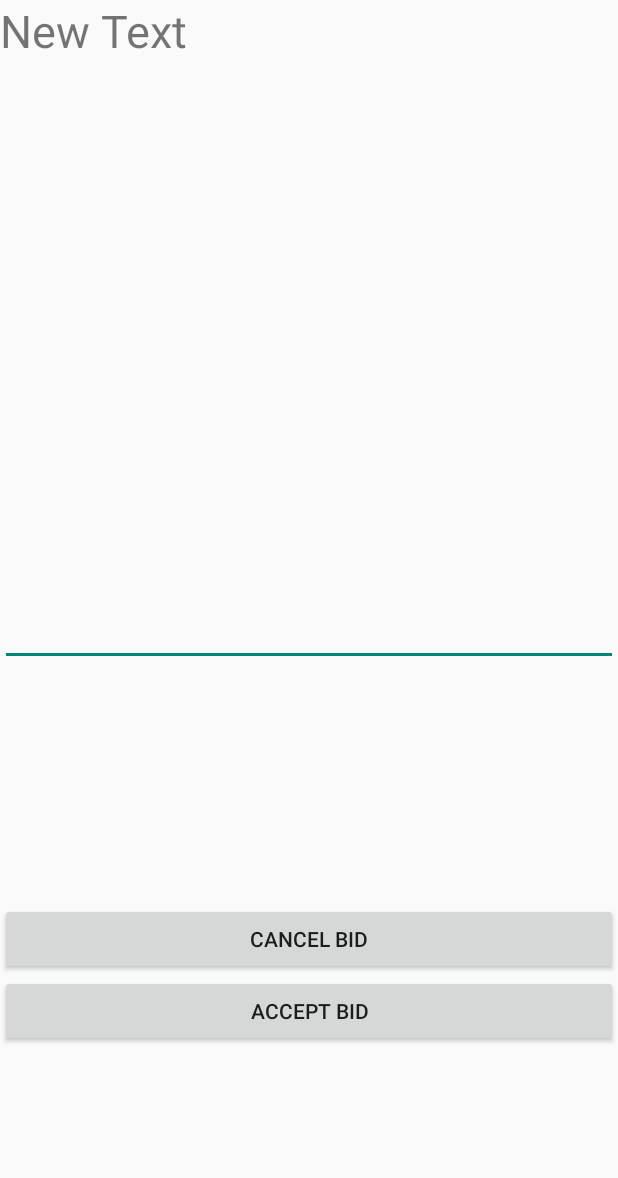
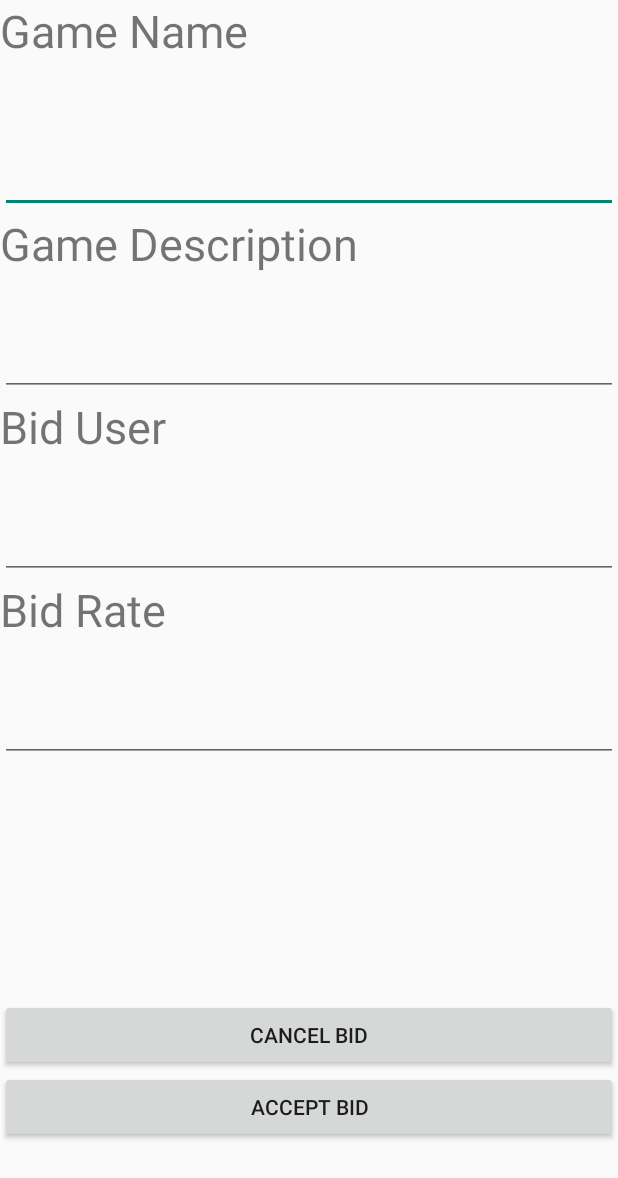
Before and after one commit to CMPUT301W16T14/GameRentals, an Android app: the layout view_bid.xml on its own in the app's theme, with its tools: preview values and no code run, on a phone screen of 412 x 824 dp. Shown: the top 1178 px of the screen. Run offline under Robolectric (Android 15) with nearby library versions, the phone set to English and light mode, and no system bars.

Commit message:
bid stuff

```diff
--- a/GameRentals/app/src/main/AndroidManifest.xml
+++ b/GameRentals/app/src/main/AndroidManifest.xml
@@ -14,6 +14,8 @@
         <activity android:name=".ViewMyGamesActivity" />
         <activity android:name=".AddGameActivity"/>
         <activity android:name=".EditGameActivity"/>
+        <activity android:name=".ViewBidsListActivity"/>
+        <activity android:name=".ViewBidActivity"/>
         <activity android:name=".ProfileMain" android:label="@string/title_activity_profile_main"
             android:parentActivityName=".MainActivity">
             <meta-data android:name="android.support.PARENT_ACTIVITY" android:value="t14.com.GameRentals.MainActivity" />
--- a/GameRentals/app/src/main/java/t14/com/GameRentals/ElasticSearchUsersController.java
+++ b/GameRentals/app/src/main/java/t14/com/GameRentals/ElasticSearchUsersController.java
@@ -15,7 +15,6 @@ import io.searchbox.core.DocumentResult;
 import io.searchbox.core.Index;
 import io.searchbox.core.Search;
 import io.searchbox.core.SearchResult;
-import io.searchbox.core.Update;
 
 /**
  * Created by margaret on 16/3/7.
@@ -39,12 +38,13 @@ public class ElasticSearchUsersController {
             verifyConfig();
             for(User user : params) {
                 String json = gson.toJson(user);
+                Index index = new Index.Builder(json).index("cmput301w16t14").type("try").id(user.getID()).build();
                 try {
-                    DocumentResult execute = client.execute(new Update.Builder(json).index("cmput301w16t14").type("try").build());
+                    DocumentResult execute = client.execute(index);
                     if(execute.isSucceeded()) {
                         user.setID(execute.getId());
                     } else {
-                        Log.e("TODO", "Our insert of user failed, oh no!");
+                        Log.e("TODO", "Our edit of user failed, oh no!");
                     }
                 } catch (IOException e) {
                     e.printStackTrace();
--- a/GameRentals/app/src/main/java/t14/com/GameRentals/MyItemsFragment.java
+++ b/GameRentals/app/src/main/java/t14/com/GameRentals/MyItemsFragment.java
@@ -11,7 +11,6 @@ import android.view.ViewGroup;
 import android.widget.AdapterView;
 import android.widget.ArrayAdapter;
 import android.widget.Button;
-import android.widget.CheckBox;
 import android.widget.ListView;
 import android.widget.RadioButton;
 import android.widget.Toast;
@@ -106,6 +105,7 @@ public class MyItemsFragment extends Fragment implements View.OnClickListener {
                         public void onClick(DialogInterface dialog, int which) {
                             //TODO:Go to view bids activity
                             Intent intent = new Intent(getActivity(), ViewBidsListActivity.class);
+                            intent.putExtra("gamePosition",pos);
                             startActivity(intent);
                         }
                     });
--- a/GameRentals/app/src/main/java/t14/com/GameRentals/User.java
+++ b/GameRentals/app/src/main/java/t14/com/GameRentals/User.java
@@ -9,7 +9,9 @@ import io.searchbox.annotations.JestId;
  */
 public class User implements Serializable{
     @JestId
-    private String id;
+    protected String id;
+
+
     private String userName;
     private String email;
     private String phoneNumber;
--- a/GameRentals/app/src/main/java/t14/com/GameRentals/ViewBidsListActivity.java
+++ b/GameRentals/app/src/main/java/t14/com/GameRentals/ViewBidsListActivity.java
@@ -25,10 +25,10 @@ public class ViewBidsListActivity extends Activity {
     public void onCreate(Bundle SavedInstanceState){
         super.onCreate(SavedInstanceState);
         setContentView(R.layout.view_bids_list);
+        currentUser = UserController.getCurrentUser();
 
         gamePosition = getIntent().getExtras().getInt("gamePosition");
         bidListView = (ListView)findViewById(R.id.bidListView);
-        currentUser = UserController.getCurrentUser();
         bidList = currentUser.getMyGames().getGame(gamePosition).getBidList();
 
         bidListView.setOnItemClickListener(new AdapterView.OnItemClickListener() {
--- a/GameRentals/app/src/main/res/layout/view_bid.xml
+++ b/GameRentals/app/src/main/res/layout/view_bid.xml
@@ -15,7 +15,7 @@
         <TextView
             android:layout_width="wrap_content"
             android:layout_height="wrap_content"
-            android:text="New Text"
+            android:text="Game Name"
             android:id="@+id/textView11"
             android:layout_weight="0.08"
             android:textSize="30dp"
@@ -26,11 +26,53 @@
         <EditText
             android:layout_width="match_parent"
             android:layout_height="wrap_content"
-            android:id="@+id/editText8"
+            android:id="@+id/BidGameName"
             android:layout_alignParentBottom="true"
             android:layout_alignParentLeft="true"
             android:layout_alignParentStart="true"
-            android:layout_weight="0.66" />
+            android:layout_weight="0.17" />
+
+        <TextView
+            android:layout_width="wrap_content"
+            android:layout_height="wrap_content"
+            android:text="Game Description"
+            android:id="@+id/textView"
+            android:layout_weight="0.08"
+            android:textSize="30dp" />
+
+        <EditText
+            android:layout_width="match_parent"
+            android:layout_height="wrap_content"
+            android:id="@+id/BidGameDescription"
+            android:layout_weight="0.08" />
+
+        <TextView
+            android:layout_width="wrap_content"
+            android:layout_height="wrap_content"
+            android:text="Bid User"
+            android:id="@+id/textView2"
+            android:layout_weight="0.08"
+            android:textSize="30dp" />
+
+        <EditText
+            android:layout_width="match_parent"
+            android:layout_height="wrap_content"
+            android:id="@+id/bidUser"
+            android:layout_weight="0.08" />
+
+        <TextView
+            android:layout_width="wrap_content"
+            android:layout_height="wrap_content"
+            android:text="Bid Rate"
+            android:id="@+id/textView13"
+            android:layout_weight="0.08"
+            android:textSize="30dp" />
+
+        <EditText
+            android:layout_width="match_parent"
+            android:layout_height="wrap_content"
+            android:id="@+id/bidRate"
+            android:layout_weight="0.08" />
 
         <Button
             android:layout_width="match_parent"
```
Also changed, not shown: GameRentals/app/src/main/java/t14/com/GameRentals/EditGameActivity.java (+5 -2 lines), GameRentals/app/src/main/java/t14/com/GameRentals/GameList.java (+8 -1 lines), GameRentals/app/src/main/java/t14/com/GameRentals/ViewBidActivity.java (+11 -0 lines).
